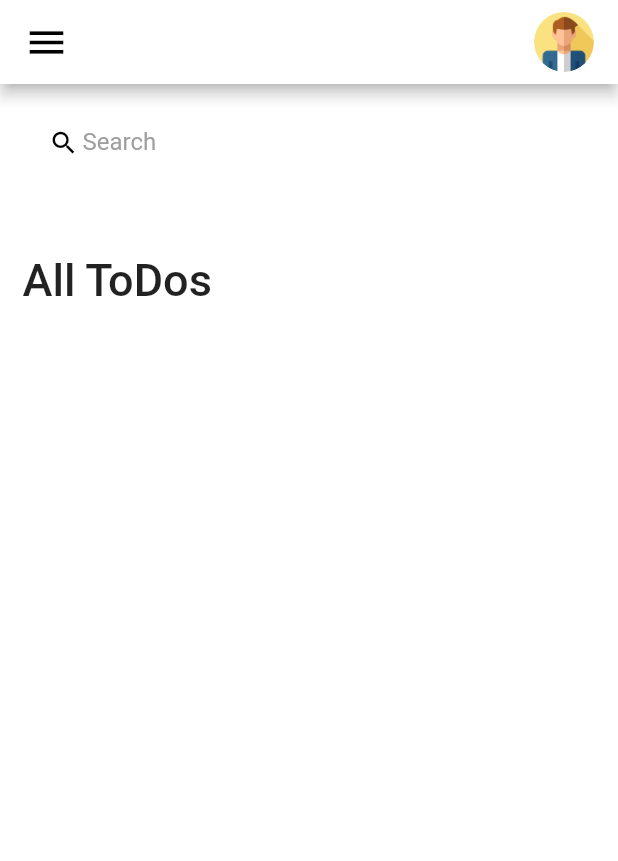
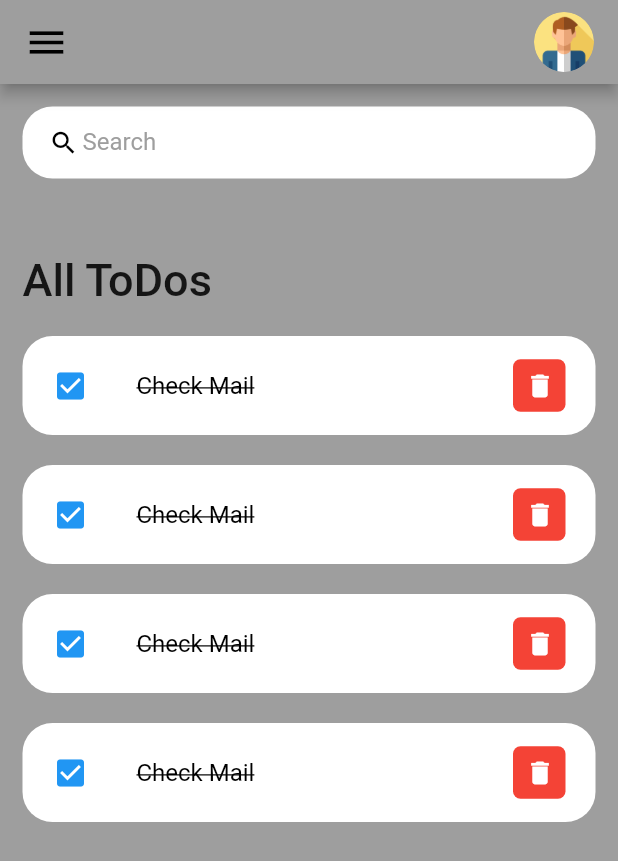
Before and after one commit to AngelPASTORROJAS/todo_app, a Flutter app: the screen it shows after launch, on a phone screen of 412 x 824 dp. Shown: the top 861 px of the screen. Run offline on Flutter 3.47's test engine with Material 2 defaults, Android fonts, the phone set to English and light mode, and no system bars.

Commit message:
feat: ajout d'une classe ToDoItem

```diff
--- a/lib/constant/colors.dart
+++ b/lib/constant/colors.dart
@@ -6,4 +6,4 @@ const Color tdBlue = Colors.blue;
 const Color tdBlack = Colors.black;
 const Color tdGrey = Colors.grey;
 
-const Color tdBGColor = Colors.white;
+const Color tdBGColor = Colors.grey;
--- a/lib/screens/home.dart
+++ b/lib/screens/home.dart
@@ -1,5 +1,6 @@
 import 'package:flutter/material.dart';
 import 'package:todo_app/constant/colors.dart';
+import '../widgets/todo_item.dart';
 
 class Home extends StatelessWidget {
   const Home({Key? key}) : super(key: key);
@@ -19,7 +20,11 @@ class Home extends StatelessWidget {
               Container(
                 margin: EdgeInsets.only(top: 50,bottom: 20),
                 child: Text('All ToDos',style: TextStyle(fontSize: 30, fontWeight: FontWeight.w500),),
-              )
+              ),
+              ToDoItem(),
+              ToDoItem(),
+              ToDoItem(),
+              ToDoItem(),
             ],
           )
       )]),
--- /dev/null
+++ b/lib/widgets/todo_item.dart
@@ -0,0 +1,48 @@
+import 'package:flutter/material.dart';
+import 'package:todo_app/constant/colors.dart';
+
+class ToDoItem extends StatelessWidget {
+  const ToDoItem({super.key});
+
+  @override
+  Widget build(BuildContext context) {
+    return Container(
+        margin: EdgeInsets.only(bottom: 20),
+        child: ListTile(
+          onTap: () {
+            print('Clicked on Todo Item.');
+          },
+          shape:
+              RoundedRectangleBorder(borderRadius: BorderRadius.circular(20)),
+          contentPadding: EdgeInsets.symmetric(horizontal: 20, vertical: 5),
+          tileColor: Colors.white,
+          leading: Icon(
+            Icons.check_box,
+            color: tdBlue,
+          ),
+          title: Text(
+            'Check Mail',
+            style: TextStyle(
+              fontSize: 16,
+              color: tdBlack,
+              decoration: TextDecoration.lineThrough,
+            ),
+          ),
+          trailing: Container(
+            height: 35,
+            width: 35,
+            decoration: BoxDecoration(
+                color: tdRed, borderRadius: BorderRadius.circular(5)),
+            child: IconButton(
+              alignment: Alignment.center,
+              color: Colors.white,
+              iconSize: 20,
+              icon: Icon(Icons.delete),
+              onPressed: () {
+                print('Cliked on delete icon');
+              },
+            ),
+          ),
+        ));
+  }
+}
```
